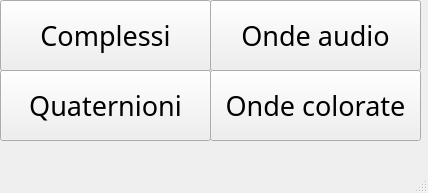
First picture: the form in views/kalkselectorview.ui, repository Sennare/kalk_p2, before the edit.
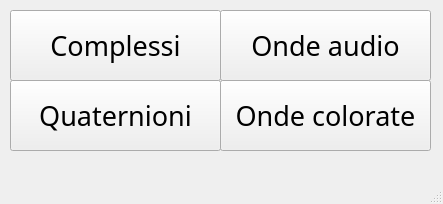
Second picture: the form after the edit.

```diff
--- a/views/kalkselectorview.ui
+++ b/views/kalkselectorview.ui
@@ -6,8 +6,8 @@
    <rect>
     <x>0</x>
     <y>0</y>
-    <width>428</width>
-    <height>193</height>
+    <width>443</width>
+    <height>204</height>
    </rect>
   </property>
   <property name="windowTitle">
@@ -17,8 +17,8 @@
    <widget class="QPushButton" name="openQuaternion">
     <property name="geometry">
      <rect>
-      <x>0</x>
-      <y>70</y>
+      <x>10</x>
+      <y>80</y>
       <width>211</width>
       <height>71</height>
      </rect>
@@ -39,8 +39,8 @@
    <widget class="QPushButton" name="openAudio">
     <property name="geometry">
      <rect>
-      <x>210</x>
-      <y>0</y>
+      <x>220</x>
+      <y>10</y>
       <width>211</width>
       <height>71</height>
      </rect>
@@ -61,8 +61,8 @@
    <widget class="QPushButton" name="openColor">
     <property name="geometry">
      <rect>
-      <x>210</x>
-      <y>70</y>
+      <x>220</x>
+      <y>80</y>
       <width>211</width>
       <height>71</height>
      </rect>
@@ -83,8 +83,8 @@
    <widget class="QPushButton" name="openComplex">
     <property name="geometry">
      <rect>
-      <x>0</x>
-      <y>0</y>
+      <x>10</x>
+      <y>10</y>
       <width>211</width>
       <height>71</height>
      </rect>
```
Left out of the diff: 4 changed lines with no effect on the pictures.
